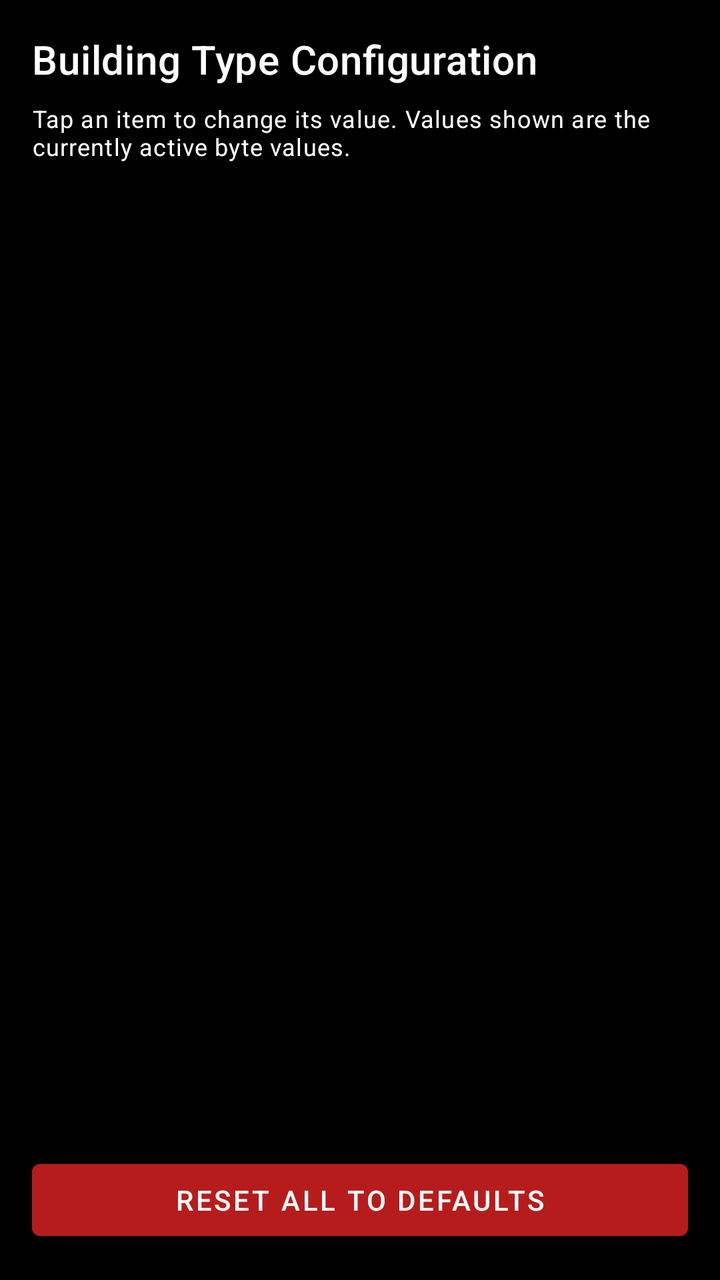
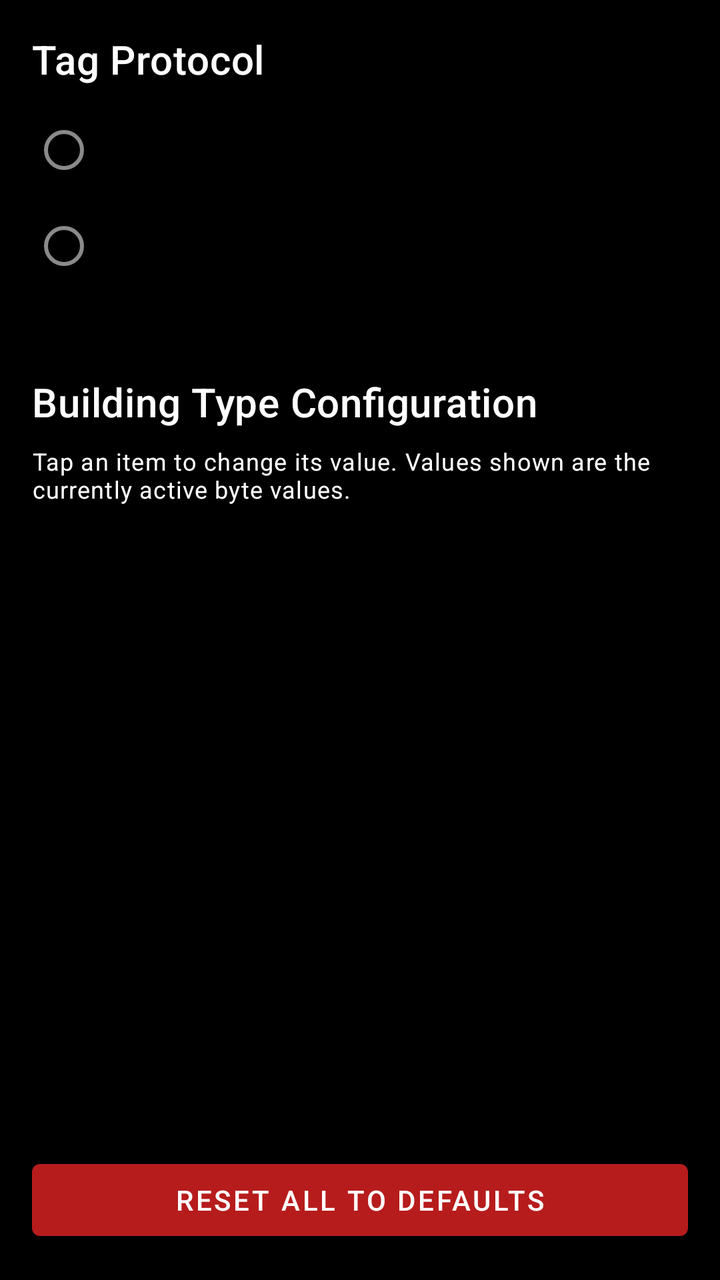

The first picture is an Android layout as it rendered before a commit; the second is the same layout after the commit. The layout source and the unified diff follow.
<!-- AndroidManifest.xml: application theme Theme.NFCFlasher -->
<!-- res/layout/fragment_config.xml -->
<?xml version="1.0" encoding="utf-8"?>

<LinearLayout xmlns:android="http://schemas.android.com/apk/res/android"
    xmlns:tools="http://schemas.android.com/tools"
    android:layout_width="match_parent"
    android:layout_height="match_parent"
    android:orientation="vertical"
    android:padding="16dp"
    tools:context=".ui.config.ConfigFragment">

    <TextView
        android:layout_width="wrap_content"
        android:layout_height="wrap_content"
        android:text="Building Type Configuration"
        android:textAppearance="?attr/textAppearanceHeadline6"
        android:layout_marginBottom="8dp"/>

    <TextView
        android:layout_width="match_parent"
        android:layout_height="wrap_content"
        android:text="Tap an item to change its value. Values shown are the currently active byte values."
        android:textAppearance="?attr/textAppearanceCaption"
        android:layout_marginBottom="16dp"/>

    <androidx.recyclerview.widget.RecyclerView
        android:id="@+id/recyclerViewConfig"
        android:layout_width="match_parent"
        android:layout_height="0dp"
        android:layout_weight="1"
        tools:listitem="@layout/item_config"/> 

    <Button
        android:id="@+id/buttonResetAll"
        android:layout_width="match_parent"
        android:layout_height="wrap_content"
        android:layout_marginTop="16dp"
        android:text="Reset All to Defaults" />

</LinearLayout>
<!-- res/layout/item_config.xml (included above) -->
<?xml version="1.0" encoding="utf-8"?>

<LinearLayout xmlns:android="http://schemas.android.com/apk/res/android"
    android:layout_width="match_parent"
    android:layout_height="wrap_content"
    android:orientation="horizontal"
    android:paddingStart="16dp"
    android:paddingEnd="16dp"
    android:paddingTop="12dp"
    android:paddingBottom="12dp"
    android:gravity="center_vertical"
    android:background="?android:attr/selectableItemBackground">

    <TextView
        android:id="@+id/textViewItemBuildingName"
        android:layout_width="0dp"
        android:layout_height="wrap_content"
        android:layout_weight="1"
        android:textAppearance="?attr/textAppearanceSubtitle1"
        android:text="Building Name" /> 

    <TextView
        android:id="@+id/textViewItemBuildingValue"
        android:layout_width="wrap_content"
        android:layout_height="wrap_content"
        android:textAppearance="?attr/textAppearanceBody1"
        android:textStyle="bold"
        android:layout_marginStart="16dp"
        android:text="123" /> 

    <TextView
        android:id="@+id/textViewItemOverriddenIndicator"
        android:layout_width="wrap_content"
        android:layout_height="wrap_content"
        android:layout_marginStart="8dp"
        android:text="*"
        android:textColor="?attr/colorAccent"
        android:visibility="gone" /> 

</LinearLayout>
<!-- resources referenced by this layout -->
<resources>
  <style name="Theme.NFCFlasher" parent="Theme.MaterialComponents.DayNight.NoActionBar">
          
          <item name="colorPrimary">@color/dark_red_500</item>
          <item name="colorPrimaryVariant">@color/dark_red_700</item>
          <item name="colorOnPrimary">@color/white</item>
          
          <item name="colorSecondary">@color/dark_red_200</item> 
          <item name="colorOnSecondary">@color/black</item> 
          
          
          <item name="android:colorBackground">@color/black</item>
          <item name="android:windowBackground">@color/black</item>
          <item name="colorSurface">@color/black</item> 
          <item name="colorOnSurface">@color/white</item> 
          <item name="android:textColorPrimary">@color/white</item>
          <item name="android:textColorSecondary">@color/white</item>
  
          
          <item name="android:statusBarColor">?attr/colorPrimaryVariant</item>
          
      </style>
  <color name="dark_red_500">#B71C1C</color>
  <color name="dark_red_700">#870000</color>
  <color name="white">#FFFFFFFF</color>
  <color name="dark_red_200">#F05545</color>
  <color name="black">#FF000000</color>
</resources>

<!-- the commit's change to res/layout/fragment_config.xml (unified diff, before → after) -->
@@ -7,6 +7,39 @@
     android:orientation="vertical"
     android:padding="16dp"
     tools:context=".ui.config.ConfigFragment">
+
+    <TextView
+        android:layout_width="wrap_content"
+        android:layout_height="wrap_content"
+        android:text="Tag Protocol"
+        android:textAppearance="?attr/textAppearanceHeadline6"
+        android:layout_marginBottom="8dp"/>
+
+    <RadioGroup
+        android:id="@+id/radio_group_protocol"
+        android:layout_width="match_parent"
+        android:layout_height="wrap_content"
+        android:orientation="vertical">
+
+        <RadioButton
+            android:id="@+id/radio_protocol_v2"
+            android:layout_width="match_parent"
+            android:layout_height="wrap_content"
+            android:text="Protocol v2 (recommended)" />
+
+        <RadioButton
+            android:id="@+id/radio_protocol_legacy"
+            android:layout_width="match_parent"
+            android:layout_height="wrap_content"
+            android:text="Legacy v1" />
+    </RadioGroup>
+
+    <TextView
+        android:id="@+id/text_protocol_description"
+        android:layout_width="match_parent"
+        android:layout_height="wrap_content"
+        android:layout_marginBottom="24dp"
+        android:textAppearance="?attr/textAppearanceCaption" />
 
     <TextView
         android:layout_width="wrap_content"
